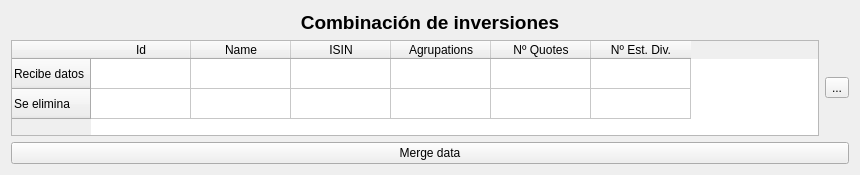
The window that ui/wdgMergeCodes.ui (turulomio/xulpymoney) describes before a commit, drawn with Qt 5.
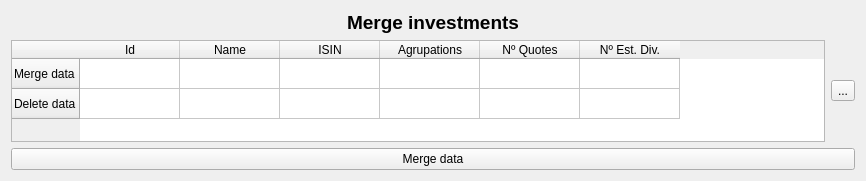
The same window after the commit. Icons and pictures are not drawn. Custom widgets are drawn as their Qt base class.

```diff
--- a/ui/wdgMergeCodes.ui
+++ b/ui/wdgMergeCodes.ui
@@ -6,8 +6,8 @@
    <rect>
     <x>0</x>
     <y>0</y>
-    <width>860</width>
-    <height>175</height>
+    <width>866</width>
+    <height>181</height>
    </rect>
   </property>
   <layout class="QHBoxLayout" name="horizontalLayout_2">
@@ -23,7 +23,7 @@
         </font>
        </property>
        <property name="text">
-        <string>Combinación de inversiones</string>
+        <string>Merge investments</string>
        </property>
        <property name="alignment">
         <set>Qt::AlignCenter</set>
@@ -42,12 +42,12 @@
          </property>
          <row>
           <property name="text">
-           <string>Recibe datos</string>
+           <string>Merge data</string>
           </property>
          </row>
          <row>
           <property name="text">
-           <string>Se elimina</string>
+           <string>Delete data</string>
           </property>
          </row>
          <column>
```
